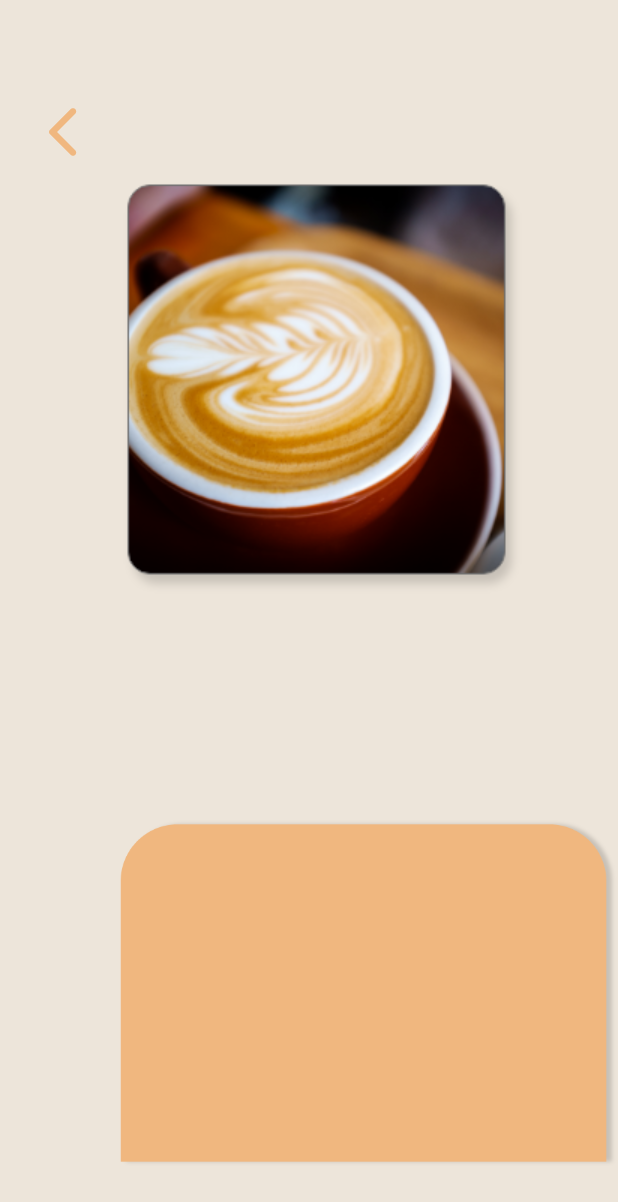
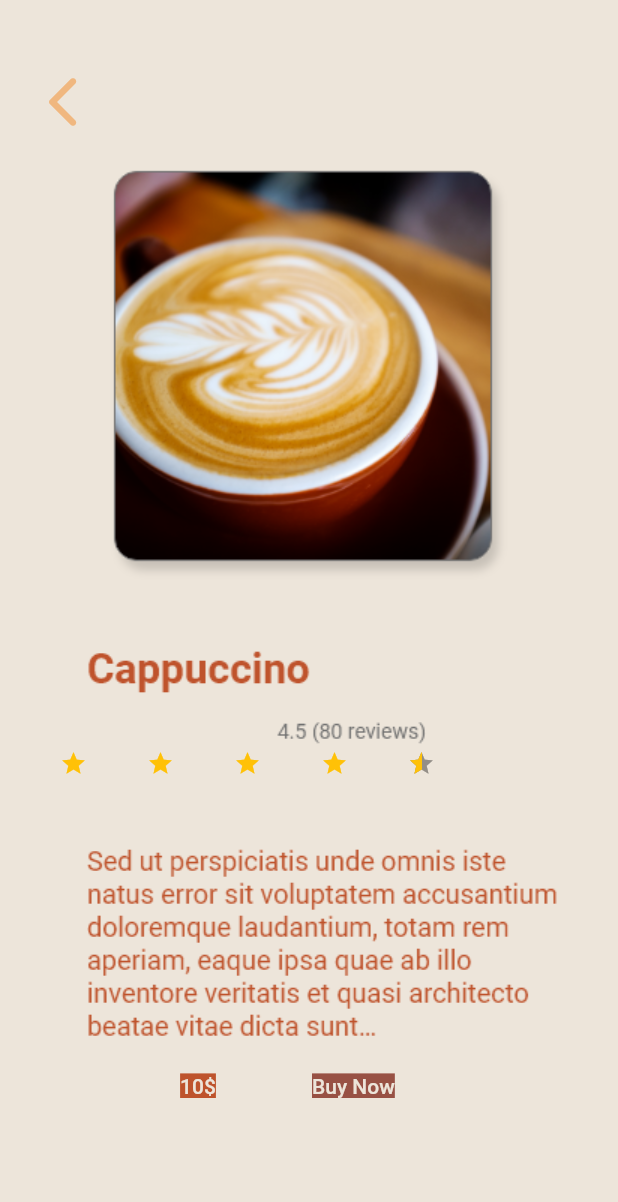
Before and after one commit to MEROO1010/coffee-land, a Flutter app: the details screen opened by its route, on a phone screen of 412 x 824 dp. Shown: the top 1202 px of the screen. Run offline on Flutter 3.47's test engine with Material 2 defaults, Android fonts, the light colour scheme and no system bars; drawn by our look-alikes of flutter_rating_bar; our stand-ins replace flutter_slider_drawer, google_nav_bar, page_transition, sidebarx.

Commit message:
flutter app coffee land

```diff
--- a/lib/screens/details.dart
+++ b/lib/screens/details.dart
@@ -1,6 +1,7 @@
 import 'package:coffee_land/screens/cappuccino.dart';
 import 'package:flutter/material.dart';
 import 'package:page_transition/page_transition.dart';
+import 'package:flutter_rating_bar/flutter_rating_bar.dart';
 
 void main(List<String> args) {
   runApp(object1());
@@ -23,7 +24,9 @@ class _detailsState extends State<details> {
         ),
         Container(
           child: Image.asset('assets/images/img1.png'),
-          padding: EdgeInsets.only(left: 80, top: 120),
+          padding: EdgeInsets.only(bottom: 300),
+          width: 800,
+          height: 800,
         ),
         Container(
           child: TextButton(
@@ -44,7 +47,7 @@ class _detailsState extends State<details> {
               color: Color.fromRGBO(240, 183, 127, 1),
             ),
           ),
-          padding: EdgeInsets.only(left: 10, top: 60),
+          padding: EdgeInsets.only(left: 10, top: 40),
         ),
         Container(
           child: object1(),
@@ -64,10 +67,56 @@ class object1 extends StatefulWidget {
 class _object1State extends State<object1> {
   @override
   Widget build(BuildContext context) {
-    return MaterialApp(
-        home: Container(
-      child: Image.asset('assets/images/Union 4.png'),
-      padding: EdgeInsets.only(left: 80, top: 500),
-    ));
+    return Stack(
+      children: [
+        MaterialApp(
+            home: Container(
+          child: Image.asset('assets/images/text.png'),
+          padding: EdgeInsets.only(left: 20, top: 300),
+        )),
+        RatingBar.builder(
+          initialRating: 4.5,
+          minRating: 1,
+          direction: Axis.horizontal,
+          allowHalfRating: true,
+          itemCount: 5,
+          itemPadding: EdgeInsets.only(top: 500, left: 40),
+          itemSize: 18,
+          itemBuilder: (context, _) => Icon(
+            Icons.star,
+            color: Colors.amber,
+          ),
+          onRatingUpdate: (rating) {
+            print(rating);
+          },
+        ),
+        Container(
+          child: TextButton(
+            onPressed: () {},
+            child: Text(
+              'Buy Now',
+              style: TextStyle(
+                backgroundColor: Color.fromRGBO(152, 81, 68, 1),
+                color: Color.fromRGBO(237, 229, 218, 1),
+              ),
+            ),
+          ),
+          padding: EdgeInsets.only(top: 700, left: 200),
+        ),
+        Container(
+          child: TextButton(
+            onPressed: () {},
+            child: Text(
+              '10\$',
+              style: TextStyle(
+                backgroundColor: Color.fromRGBO(190, 83, 44, 1),
+                color: Color.fromRGBO(237, 229, 218, 1),
+              ),
+            ),
+          ),
+          padding: EdgeInsets.only(top: 700, left: 100),
+        )
+      ],
+    );
   }
 }
--- a/pubspec.yaml
+++ b/pubspec.yaml
@@ -43,6 +43,7 @@ dependencies:
   elastic_drawer: ^2.0.2
   flutter_slider_drawer: ^2.1.2
   ionicons: ^0.2.1
+  flutter_rating_bar: ^4.0.1
 
 
 
```
Also changed, not shown: assets/images/card.png (added), assets/images/text.png (added), pubspec.lock.
